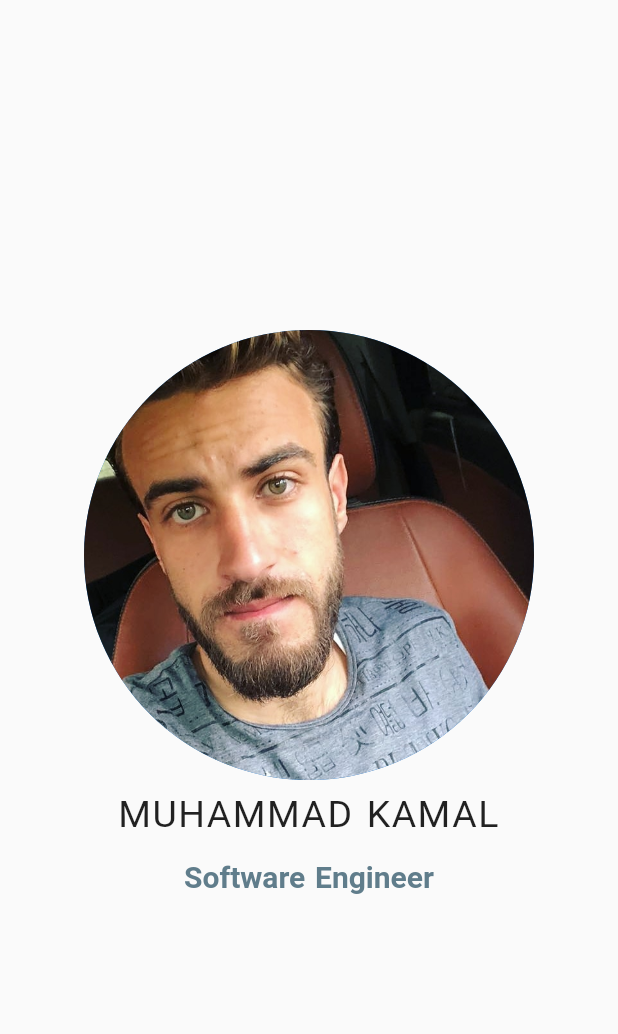
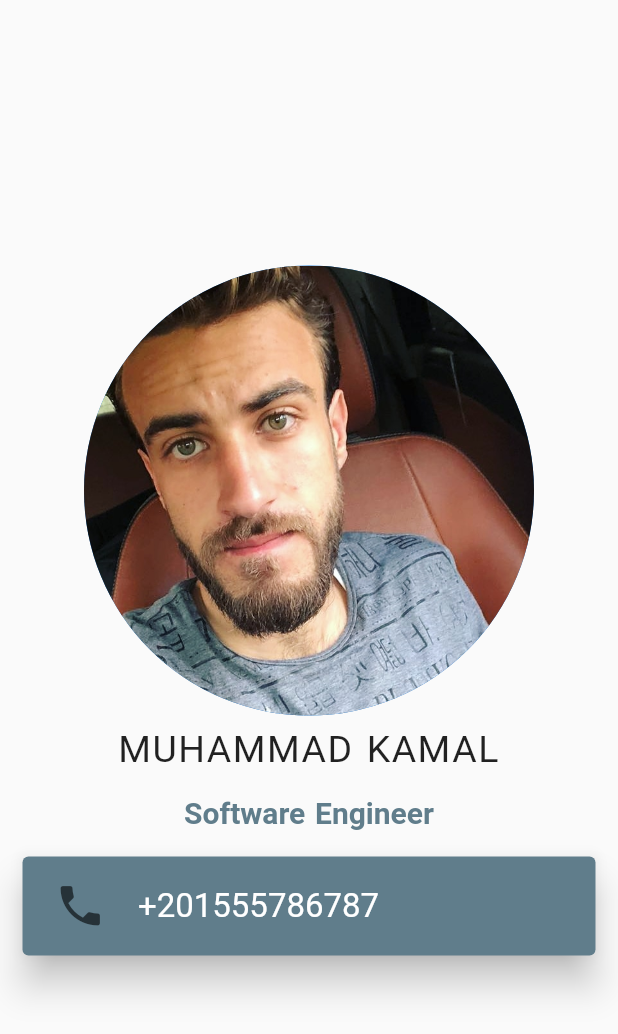
Before and after one commit to muhammedkamal/ItSharksDiploma, a Flutter app: the screen it shows after launch, on a phone screen of 412 x 824 dp. Shown: the top 1034 px of the screen. Run offline on Flutter 3.47's test engine with Material 2 defaults, Android fonts, the phone set to English and light mode, and no system bars.

Commit message:
mobile card

```diff
--- a/personal_app/lib/main.dart
+++ b/personal_app/lib/main.dart
@@ -38,13 +38,13 @@
       body: Column(
         crossAxisAlignment: CrossAxisAlignment.stretch,
         mainAxisAlignment: MainAxisAlignment.center,
-        children: const [
-          CircleAvatar(
+        children: [
+          const CircleAvatar(
             minRadius: 50,
             maxRadius: 150,
             backgroundImage: AssetImage("assets/images/personal.jpeg"),
           ),
-          Padding(
+          const Padding(
             padding: EdgeInsets.all(8.0),
             child: Text(
               "MUHAMMAD KAMAL",
@@ -56,7 +56,7 @@
               textAlign: TextAlign.center,
             ),
           ),
-          Padding(
+          const Padding(
             padding: EdgeInsets.all(8.0),
             child: Text(
               "Software Engineer",
@@ -69,6 +69,36 @@
               textAlign: TextAlign.center,
             ),
           ),
+          GestureDetector(
+            child: Card(
+              elevation: 10,
+              color: Colors.blueGrey,
+              //it was container padding: EdgeInsets.all(15.0),
+              margin: const EdgeInsets.symmetric(
+                vertical: 10.0,
+                horizontal: 15.0,
+              ),
+              child: Padding(
+                padding: const EdgeInsets.all(5.0),
+                child: ListTile(
+                  //it was a row children: <Widget>[
+                  leading: Icon(
+                    Icons.phone,
+                    color: Colors.blueGrey[900],
+                    size: 35.0,
+                  ),
+                  //SizedBox(width: 15.0,),
+                  title: const Text(
+                    '+201555786787',
+                    style: TextStyle(
+                      color: Colors.white,
+                      fontSize: 22.0,
+                    ),
+                  ),
+                ),
+              ),
+            ),
+          ),
         ],
       ),
     );
```
